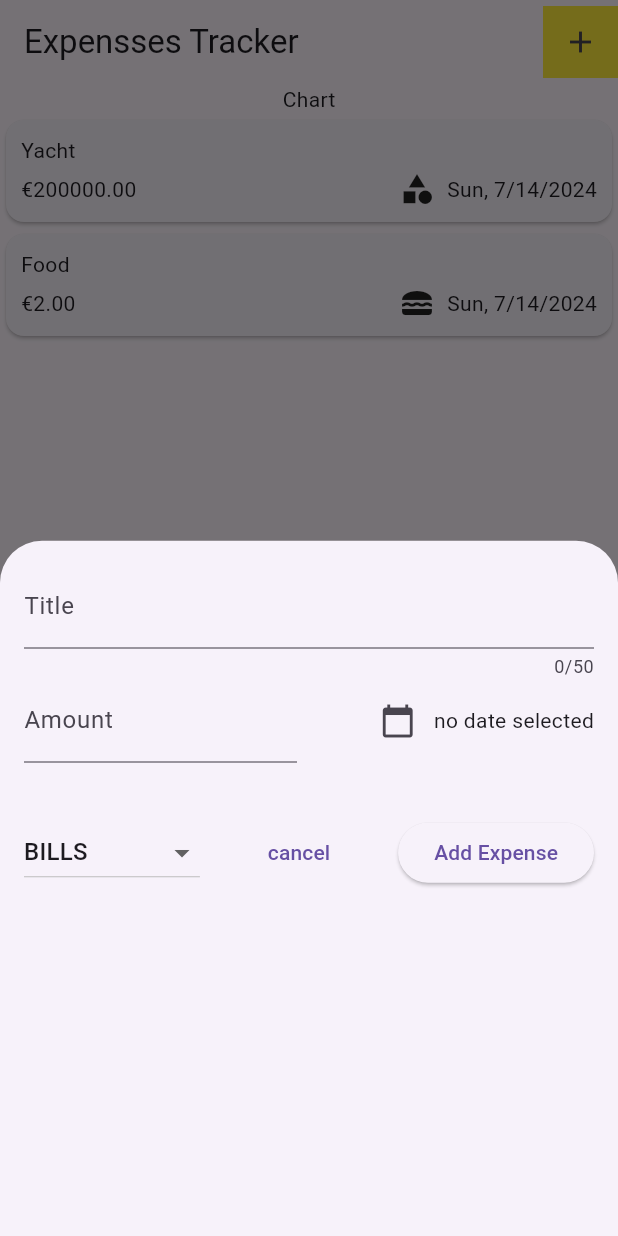
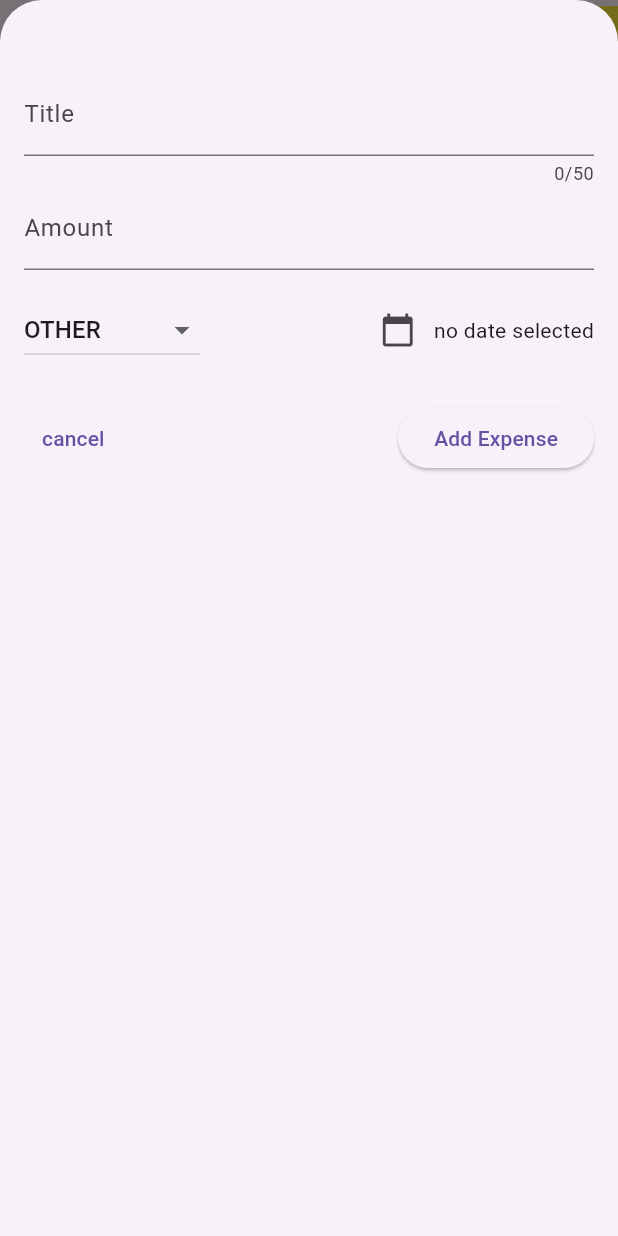
Before and after one commit to jaaraarkey/expense-tracker, a Flutter app: the screen it shows after launch, after a tap on the "add" icon, on a phone screen of 412 x 824 dp. Run offline on Flutter 3.47's test engine with Material 3 defaults, Android fonts, the phone set to English and light mode, and no system bars.

Commit message:
swipe to delete expense from the expenses list created

```diff
--- a/lib/widgets/expenses.dart
+++ b/lib/widgets/expenses.dart
@@ -28,11 +28,34 @@ class _ExpensesState extends State<Expenses> {
 
   void _openAddExpenseOverlay() {
     showModalBottomSheet(
-        context: context, builder: (ctx) => const NewExpense());
+        isScrollControlled: true,
+        context: context,
+        builder: (ctx) => NewExpense(
+              onAddExpense: _addExpense,
+            ));
+  }
+
+  void _addExpense(Expense expense) {
+    setState(() {
+      _registeredExpenses.add(expense);
+    });
+  }
+
+  void _removeExpesnse(Expense expense) {
+    setState(() {
+      _registeredExpenses.remove(expense);
+    });
   }
 
   @override
   Widget build(BuildContext context) {
+    Widget mainContent = const Center(
+      child: Text('Start adding your expenses.'),
+    );
+    if (_registeredExpenses.isNotEmpty) {
+      mainContent = ExpensesList(
+          expenses: _registeredExpenses, onRemoveExpense: _removeExpesnse);
+    }
     return Scaffold(
       appBar: AppBar(
         actions: [
@@ -48,9 +71,7 @@ class _ExpensesState extends State<Expenses> {
       body: Column(
         children: [
           const Text('Chart'),
-          Expanded(
-            child: ExpensesList(expenses: _registeredExpenses),
-          ),
+          Expanded(child: mainContent),
         ],
       ),
     );
--- a/lib/widgets/expenses_list/expenses_list.dart
+++ b/lib/widgets/expenses_list/expenses_list.dart
@@ -3,15 +3,26 @@ import 'package:flutter/material.dart';
 import 'package:expense_tracker/model/expense.dart';
 
 class ExpensesList extends StatelessWidget {
-  const ExpensesList({super.key, required this.expenses});
+  const ExpensesList({
+    super.key,
+    required this.expenses,
+    required this.onRemoveExpense,
+  });
 
+  final void Function(Expense expense) onRemoveExpense;
   final List<Expense> expenses;
 
   @override
   Widget build(BuildContext context) {
     return ListView.builder(
       itemCount: expenses.length,
-      itemBuilder: (ctx, index) => ExpenseItem(expenses[index]),
+      itemBuilder: (ctx, index) => Dismissible(
+        key: ValueKey(expenses[index]),
+        onDismissed: (direction) {
+          onRemoveExpense(expenses[index]);
+        },
+        child: ExpenseItem(expenses[index]),
+      ),
     );
   }
 }
--- a/lib/widgets/new_expense.dart
+++ b/lib/widgets/new_expense.dart
@@ -5,7 +5,9 @@ import 'package:expense_tracker/model/expense.dart';
 final formatter = DateFormat.yMEd();
 
 class NewExpense extends StatefulWidget {
-  const NewExpense({super.key});
+  const NewExpense({super.key, required this.onAddExpense});
+
+  final void Function(Expense expense) onAddExpense;
 
   @override
   State<NewExpense> createState() {
@@ -17,7 +19,7 @@ class _NewExpenseState extends State<NewExpense> {
   final _titleController = TextEditingController();
   final _amountController = TextEditingController();
   DateTime? _selectedDate;
-  Category? _selectedCategory = Category.bills;
+  Category? _selectedCategory = Category.other;
 
   void _dayPicker() async {
     final now = DateTime.now();
@@ -36,10 +38,8 @@ class _NewExpenseState extends State<NewExpense> {
 
   void _submitExpensesData() {
     final enteredAmount = double.tryParse(_amountController.text);
-    final amountIsInvalid = _titleController.text == null ||
-        enteredAmount == null ||
-        enteredAmount <= 0 ||
-        _selectedDate == null;
+    final amountIsInvalid =
+        enteredAmount == null || enteredAmount <= 0 || _selectedDate == null;
 
     if (_titleController.text.trim().isEmpty ||
         amountIsInvalid ||
@@ -47,8 +47,8 @@ class _NewExpenseState extends State<NewExpense> {
       showDialog(
         context: context,
         builder: (ctx) => AlertDialog(
-                title: const Text('Invalid input'),
-                content: const Text('Please enter a valid title and amount'),
+          title: const Text('Oops! \nMore details needed'),
+          content: const Text('Please enter title, amount and date'),
           actions: [
             TextButton(
                 onPressed: () {
@@ -56,8 +56,19 @@ class _NewExpenseState extends State<NewExpense> {
                 },
                 child: const Text('Okay'))
           ],
-              ));
+        ),
+      );
+      return;
     }
+    widget.onAddExpense(
+      Expense(
+        title: _titleController.text,
+        amount: enteredAmount,
+        date: _selectedDate!,
+        category: _selectedCategory ?? Category.other,
+      ),
+    );
+    Navigator.pop(context);
   }
 
   @override
@@ -78,7 +89,7 @@ class _NewExpenseState extends State<NewExpense> {
   @override
   Widget build(BuildContext context) {
     return Padding(
-      padding: const EdgeInsets.all(16.0),
+      padding: const EdgeInsets.fromLTRB(16, 48, 16, 16),
       child: Column(
         children: [
           TextField(
@@ -99,31 +110,12 @@ class _NewExpenseState extends State<NewExpense> {
                   ),
                 ),
               ),
-              const SizedBox(width: 16),
-              Expanded(
-                child: Row(
-                  mainAxisAlignment: MainAxisAlignment.end,
-                  crossAxisAlignment: CrossAxisAlignment.center,
-                  children: [
-                    IconButton(
-                      onPressed: _dayPicker,
-                      icon: const Icon(Icons.calendar_today),
-                    ),
-                    Text(
-                      _selectedDate == null
-                          ? 'no date selected'
-                          : formatter.format(_selectedDate!),
-                    ),
-                  ],
-                ),
-              )
+              // const SizedBox(width: 16),
             ],
           ),
           const SizedBox(height: 16),
-          Padding(
-            padding: const EdgeInsets.only(top: 20.0),
-            child: Row(
-              mainAxisAlignment: MainAxisAlignment.spaceBetween,
+          Row(
+            mainAxisAlignment: MainAxisAlignment.end,
             children: [
               DropdownButton(
                   value: _selectedCategory,
@@ -141,6 +133,33 @@ class _NewExpenseState extends State<NewExpense> {
                       _selectedCategory = value;
                     });
                   }),
+              Expanded(
+                child: Row(
+                  mainAxisAlignment: MainAxisAlignment.end,
+                  crossAxisAlignment: CrossAxisAlignment.center,
+                  children: [
+                    const SizedBox(
+                      height: 16,
+                    ),
+                    IconButton(
+                      onPressed: _dayPicker,
+                      icon: const Icon(Icons.calendar_today),
+                    ),
+                    Text(
+                      _selectedDate == null
+                          ? 'no date selected'
+                          : formatter.format(_selectedDate!),
+                    ),
+                  ],
+                ),
+              )
+            ],
+          ),
+          Padding(
+            padding: const EdgeInsets.fromLTRB(0, 24, 0, 16),
+            child: Row(
+              mainAxisAlignment: MainAxisAlignment.spaceBetween,
+              children: [
                 TextButton(
                   onPressed: () {
                     Navigator.pop(context);
```
Lines whose indentation alone changed are shown as unchanged.
